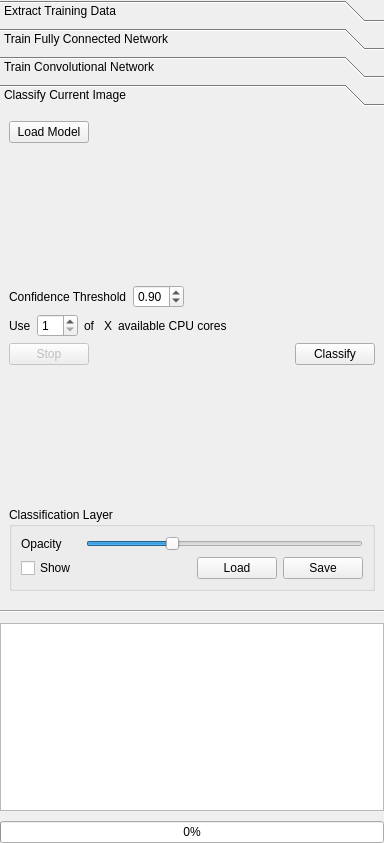
persts/Nenetic, file nenetic/gui/toolkit_widget.ui: the form before one commit.
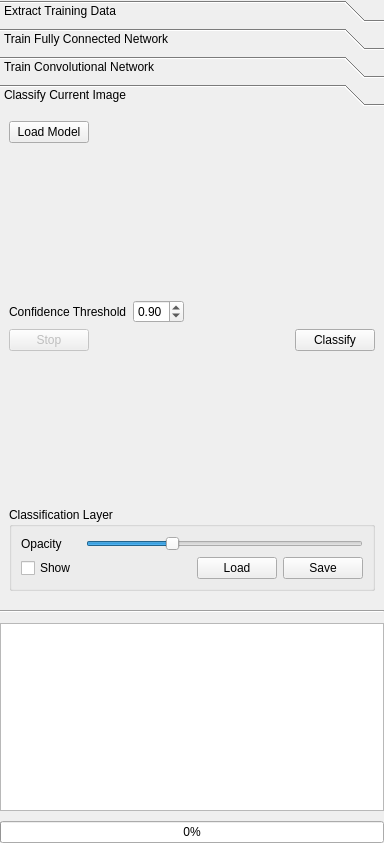
The form after the commit. The open tabs and pages were chosen to show the change.

What changed in the file:
```diff
--- a/nenetic/gui/toolkit_widget.ui
+++ b/nenetic/gui/toolkit_widget.ui
@@ -1216,61 +1216,6 @@
          </item>
         </layout>
        </item>
-       <item>
-        <layout class="QHBoxLayout" name="horizontalLayout_9">
-         <item>
-          <widget class="QLabel" name="label_11">
-           <property name="text">
-            <string>Use</string>
-           </property>
-          </widget>
-         </item>
-         <item>
-          <widget class="QSpinBox" name="spinBoxCores">
-           <property name="minimum">
-            <number>1</number>
-           </property>
-           <property name="value">
-            <number>1</number>
-           </property>
-          </widget>
-         </item>
-         <item>
-          <widget class="QLabel" name="label_26">
-           <property name="text">
-            <string>of </string>
-           </property>
-          </widget>
-         </item>
-         <item>
-          <widget class="QLabel" name="labelCores">
-           <property name="text">
-            <string>X</string>
-           </property>
-          </widget>
-         </item>
-         <item>
-          <widget class="QLabel" name="label_28">
-           <property name="text">
-            <string>available CPU cores</string>
-           </property>
-          </widget>
-         </item>
-         <item>
-          <spacer name="horizontalSpacer_13">
-           <property name="orientation">
-            <enum>Qt::Horizontal</enum>
-           </property>
-           <property name="sizeHint" stdset="0">
-            <size>
-             <width>40</width>
-             <height>20</height>
-            </size>
-           </property>
-          </spacer>
-         </item>
-        </layout>
-       </item>
        <item>
         <layout class="QHBoxLayout" name="horizontalLayout_7">
          <item>
```
